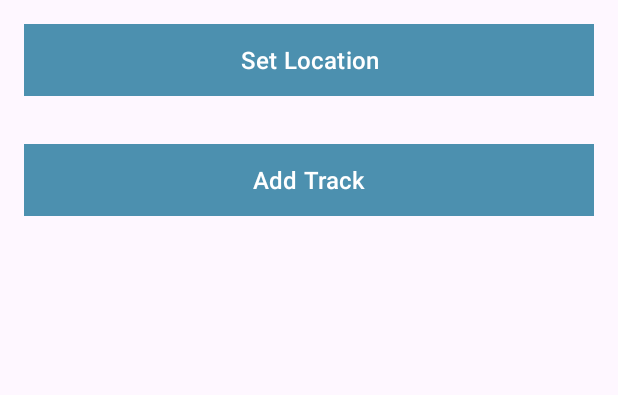
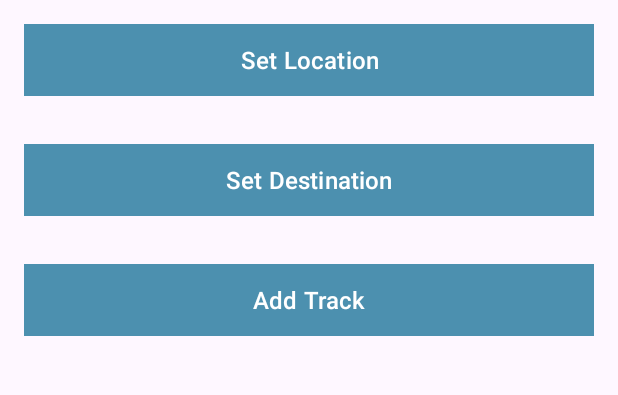
Before and after one commit to dominikkawka/mobileApp2CA1, an Android app: the RunningView screen opened directly, with no data from a screen before it, on a phone screen of 412 x 824 dp, the part 615-1010 px from its top. Run offline under Robolectric (Android 15) with nearby library versions, the phone set to English and light mode, and no system bars; our stand-ins replace Picasso, Timber; pictures from the network do not load.

Commit message:
set destination

```diff
--- a/app/src/main/AndroidManifest.xml
+++ b/app/src/main/AndroidManifest.xml
@@ -37,6 +37,10 @@
             android:exported="false"
             android:label="@string/title_activity_map" />
         <activity
+            android:name=".view.EditEndLocationView"
+            android:exported="false"
+            android:label="@string/title_activity_map" />
+        <activity
             android:name=".view.RunningListView"
             android:theme="@style/Theme.MobileApp2CA1.SplashScreen"
             android:exported="true">
--- a/app/src/main/res/layout/activity_running.xml
+++ b/app/src/main/res/layout/activity_running.xml
@@ -117,6 +117,19 @@ tools:context="ie.setu.mobileapp2ca1.view.RunningView">
                 android:textSize="16sp"/>
 
             <Button
+                android:id="@+id/runningEndLocation"
+                android:layout_width="match_parent"
+                android:layout_height="wrap_content"
+                android:layout_margin="16dp"
+                android:background="@color/colorAccent"
+                android:paddingBottom="8dp"
+                android:paddingTop="8dp"
+                android:stateListAnimator="@null"
+                android:text="@string/button_location_end"
+                android:textColor="@color/colorPrimary"
+                android:textSize="16sp"/>
+
+            <Button
                 android:id="@+id/btnAdd"
                 android:layout_width="match_parent"
                 android:layout_height="wrap_content"
--- a/app/src/main/res/values/strings.xml
+++ b/app/src/main/res/values/strings.xml
@@ -4,6 +4,7 @@
     <string name="button_saveTrack">Save Track</string>
     <string name="button_addImage"> Add Image </string>
     <string name="button_location"> Set Location </string>
+    <string name="button_location_end"> Set Destination </string>
     <string name="hint_trackTitle">Track Title</string>
     <string name="hint_trackDescription">Track Description</string>
     <string name="menu_addTrack">Add</string>
```
Also changed, not shown: app/src/main/java/ie/setu/mobileapp2ca1/presenter/EditEndLocationPresenter.kt (added, +51 -0 lines), app/src/main/java/ie/setu/mobileapp2ca1/presenter/RunningPresenter.kt (+30 -5 lines), app/src/main/java/ie/setu/mobileapp2ca1/view/EditEndLocationView.kt (added, +55 -0 lines), app/src/main/java/ie/setu/mobileapp2ca1/view/RunningView.kt (+10 -0 lines), app/src/main/res/layout/activity_map_end.xml (added, +9 -0 lines).
